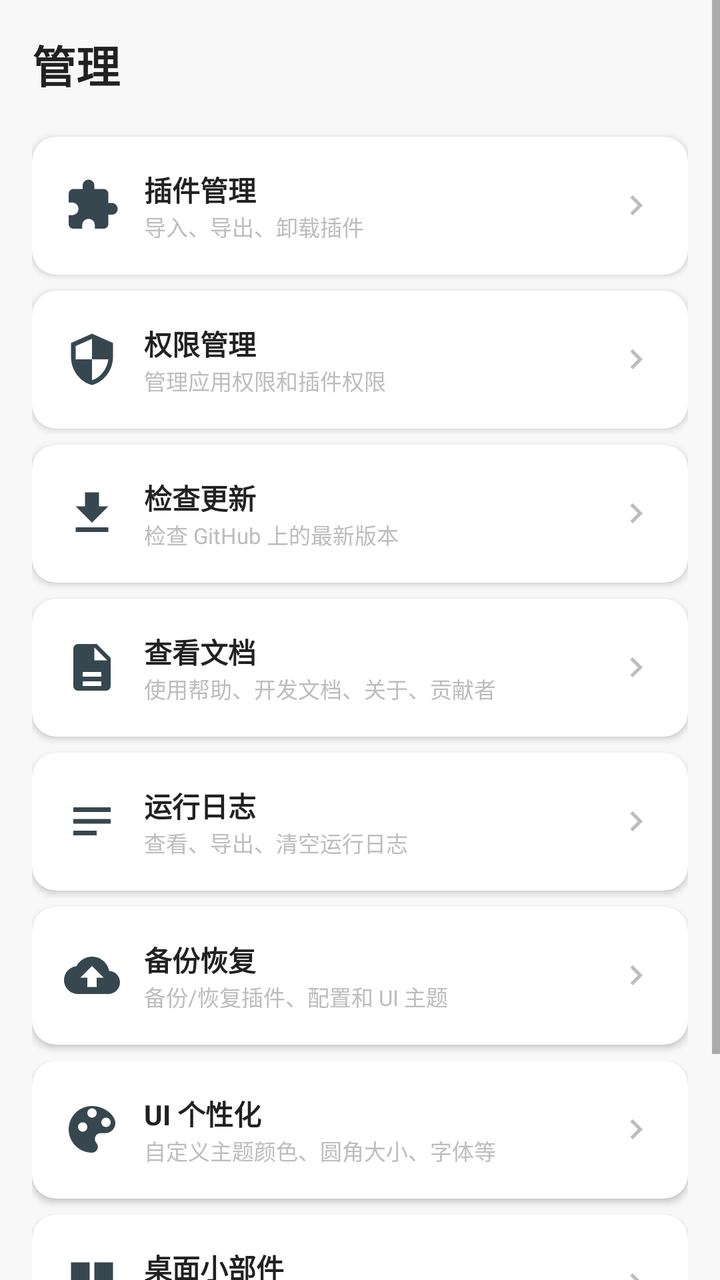
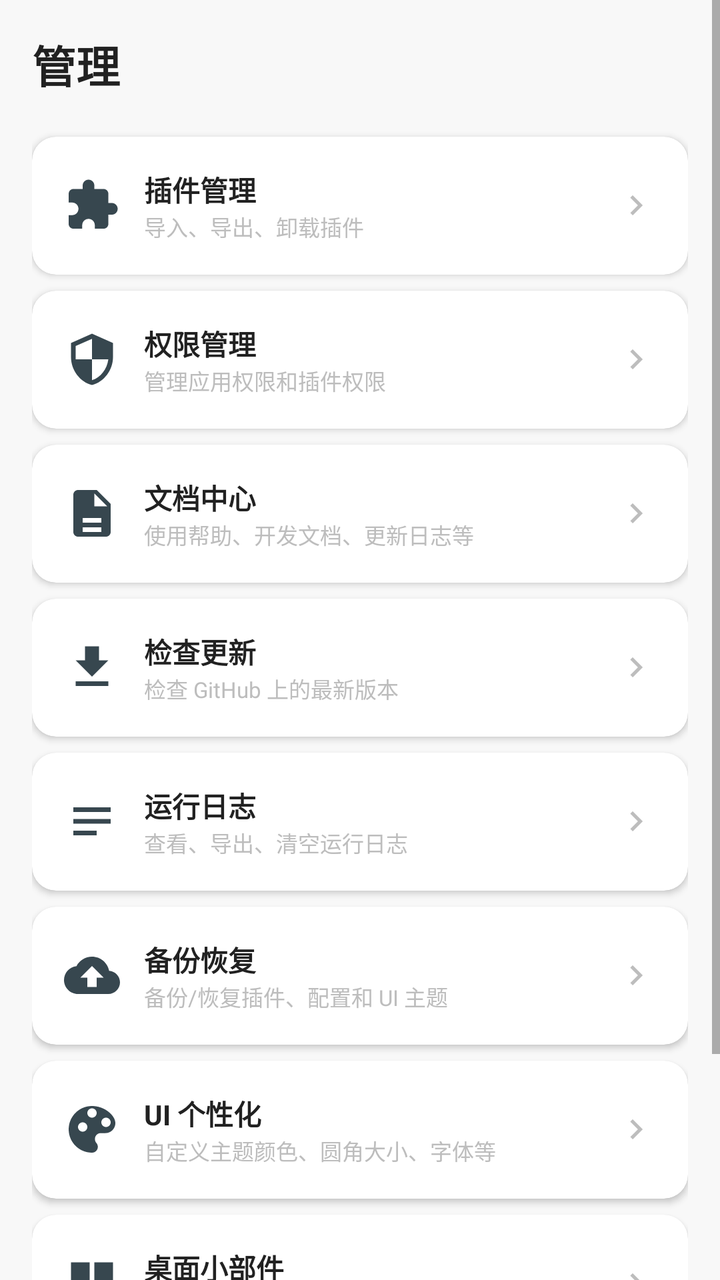

Compare the two renders of this Android layout. The source of the first and the diff that turns it into the second are given below.
<!-- AndroidManifest.xml: application theme Theme.UIN.Tool -->
<!-- res/layout/fragment_manage.xml -->
<?xml version="1.0" encoding="utf-8"?>
<ScrollView xmlns:android="http://schemas.android.com/apk/res/android"
    xmlns:app="http://schemas.android.com/apk/res-auto"
    android:layout_width="match_parent"
    android:layout_height="match_parent"
    android:background="@color/background"
    android:fillViewport="true">

    <LinearLayout
        android:layout_width="match_parent"
        android:layout_height="wrap_content"
        android:orientation="vertical"
        android:padding="@dimen/spacing_lg">

        <TextView
            android:layout_width="match_parent"
            android:layout_height="wrap_content"
            android:text="@string/nav_manage"
            style="@style/TextDisplayLarge"
            android:layout_marginBottom="@dimen/spacing_xl" />

        
        <com.google.android.material.card.MaterialCardView
            android:id="@+id/card_plugin_manage"
            android:layout_width="match_parent"
            android:layout_height="wrap_content"
            android:layout_marginBottom="@dimen/spacing_sm"
            android:clickable="true"
            android:focusable="true"
            android:foreground="?attr/selectableItemBackground"
            app:cardCornerRadius="@dimen/radius_lg"
            app:cardElevation="2dp">

            <LinearLayout
                android:layout_width="match_parent"
                android:layout_height="wrap_content"
                android:orientation="horizontal"
                android:padding="@dimen/card_padding_medium"
                android:gravity="center_vertical">

                <ImageView
                    android:layout_width="@dimen/icon_xlarge"
                    android:layout_height="@dimen/icon_xlarge"
                    android:src="@drawable/ic_extension"
                    android:tint="@color/primary" />

                <LinearLayout
                    android:layout_width="0dp"
                    android:layout_height="wrap_content"
                    android:layout_weight="1"
                    android:orientation="vertical"
                    android:layout_marginStart="@dimen/spacing_md">

                    <TextView
                        android:layout_width="match_parent"
                        android:layout_height="wrap_content"
                        android:text="@string/plugin_management"
                        style="@style/TextSubtitle" />

                    <TextView
                        android:layout_width="match_parent"
                        android:layout_height="wrap_content"
                        android:text="@string/plugin_management_desc"
                        style="@style/TextCaption" />

                </LinearLayout>

                <ImageView
                    android:layout_width="@dimen/icon_medium"
                    android:layout_height="@dimen/icon_medium"
                    android:src="@drawable/ic_chevron_right"
                    android:tint="@color/text_hint" />

            </LinearLayout>

        </com.google.android.material.card.MaterialCardView>

        
        <com.google.android.material.card.MaterialCardView
            android:id="@+id/card_permission"
            android:layout_width="match_parent"
            android:layout_height="wrap_content"
            android:layout_marginBottom="@dimen/spacing_sm"
            android:clickable="true"
            android:focusable="true"
            android:foreground="?attr/selectableItemBackground"
            app:cardCornerRadius="@dimen/radius_lg"
            app:cardElevation="2dp">

            <LinearLayout
                android:layout_width="match_parent"
                android:layout_height="wrap_content"
                android:orientation="horizontal"
                android:padding="@dimen/card_padding_medium"
                android:gravity="center_vertical">

                <ImageView
                    android:layout_width="@dimen/icon_xlarge"
                    android:layout_height="@dimen/icon_xlarge"
                    android:src="@drawable/ic_security"
                    android:tint="@color/primary" />

                <LinearLayout
                    android:layout_width="0dp"
                    android:layout_height="wrap_content"
                    android:layout_weight="1"
                    android:orientation="vertical"
                    android:layout_marginStart="@dimen/spacing_md">

                    <TextView
                        android:layout_width="match_parent"
                        android:layout_height="wrap_content"
                        android:text="@string/permission_management"
                        style="@style/TextSubtitle" />

                    <TextView
                        android:layout_width="match_parent"
                        android:layout_height="wrap_content"
                        android:text="@string/permission_management_desc"
                        style="@style/TextCaption" />

                </LinearLayout>

                <ImageView
                    android:layout_width="@dimen/icon_medium"
                    android:layout_height="@dimen/icon_medium"
                    android:src="@drawable/ic_chevron_right"
                    android:tint="@color/text_hint" />

            </LinearLayout>

        </com.google.android.material.card.MaterialCardView>

        
        <com.google.android.material.card.MaterialCardView
            android:id="@+id/card_update"
            android:layout_width="match_parent"
            android:layout_height="wrap_content"
            android:layout_marginBottom="@dimen/spacing_sm"
            android:clickable="true"
            android:focusable="true"
            android:foreground="?attr/selectableItemBackground"
            app:cardCornerRadius="@dimen/radius_lg"
            app:cardElevation="2dp">

            <LinearLayout
                android:layout_width="match_parent"
                android:layout_height="wrap_content"
                android:orientation="horizontal"
                android:padding="@dimen/card_padding_medium"
                android:gravity="center_vertical">

                <ImageView
                    android:layout_width="@dimen/icon_xlarge"
                    android:layout_height="@dimen/icon_xlarge"
                    android:src="@drawable/ic_update"
                    android:tint="@color/primary" />

                <LinearLayout
                    android:layout_width="0dp"
                    android:layout_height="wrap_content"
                    android:layout_weight="1"
                    android:orientation="vertical"
                    android:layout_marginStart="@dimen/spacing_md">

                    <TextView
                        android:layout_width="match_parent"
                        android:layout_height="wrap_content"
                        android:text="检查更新"
                        style="@style/TextSubtitle" />

                    <TextView
                        android:layout_width="match_parent"
                        android:layout_height="wrap_content"
                        android:text="检查 GitHub 上的最新版本"
                        style="@style/TextCaption" />

                </LinearLayout>

                <ImageView
                    android:layout_width="@dimen/icon_medium"
                    android:layout_height="@dimen/icon_medium"
                    android:src="@drawable/ic_chevron_right"
                    android:tint="@color/text_hint" />

            </LinearLayout>

        </com.google.android.material.card.MaterialCardView>

        
        <com.google.android.material.card.MaterialCardView
            android:id="@+id/card_docs"
            android:layout_width="match_parent"
            android:layout_height="wrap_content"
            android:layout_marginBottom="@dimen/spacing_sm"
            android:clickable="true"
            android:focusable="true"
            android:foreground="?attr/selectableItemBackground"
            app:cardCornerRadius="@dimen/radius_lg"
            app:cardElevation="2dp">

            <LinearLayout
                android:layout_width="match_parent"
                android:layout_height="wrap_content"
                android:orientation="horizontal"
                android:padding="@dimen/card_padding_medium"
                android:gravity="center_vertical">

                <ImageView
                    android:layout_width="@dimen/icon_xlarge"
                    android:layout_height="@dimen/icon_xlarge"
                    android:src="@drawable/ic_document"
                    android:tint="@color/primary" />

                <LinearLayout
                    android:layout_width="0dp"
                    android:layout_height="wrap_content"
                    android:layout_weight="1"
                    android:orientation="vertical"
                    android:layout_marginStart="@dimen/spacing_md">

                    <TextView
                        android:layout_width="match_parent"
                        android:layout_height="wrap_content"
                        android:text="@string/view_docs"
                        style="@style/TextSubtitle" />

                    <TextView
                        android:layout_width="match_parent"
                        android:layout_height="wrap_content"
                        android:text="@string/view_docs_desc"
                        style="@style/TextCaption" />

                </LinearLayout>

                <ImageView
                    android:layout_width="@dimen/icon_medium"
                    android:layout_height="@dimen/icon_medium"
                    android:src="@drawable/ic_chevron_right"
                    android:tint="@color/text_hint" />

            </LinearLayout>

        </com.google.android.material.card.MaterialCardView>

        
        <com.google.android.material.card.MaterialCardView
            android:id="@+id/card_log"
            android:layout_width="match_parent"
            android:layout_height="wrap_content"
            android:layout_marginBottom="@dimen/spacing_sm"
            android:clickable="true"
            android:focusable="true"
            android:foreground="?attr/selectableItemBackground"
            app:cardCornerRadius="@dimen/radius_lg"
            app:cardElevation="2dp">

            <LinearLayout
                android:layout_width="match_parent"
                android:layout_height="wrap_content"
                android:orientation="horizontal"
                android:padding="@dimen/card_padding_medium"
                android:gravity="center_vertical">

                <ImageView
                    android:layout_width="@dimen/icon_xlarge"
                    android:layout_height="@dimen/icon_xlarge"
                    android:src="@drawable/ic_log"
                    android:tint="@color/primary" />

                <LinearLayout
                    android:layout_width="0dp"
                    android:layout_height="wrap_content"
                    android:layout_weight="1"
                    android:orientation="vertical"
                    android:layout_marginStart="@dimen/spacing_md">

                    <TextView
                        android:layout_width="match_parent"
                        android:layout_height="wrap_content"
                        android:text="@string/title_log_viewer"
                        style="@style/TextSubtitle" />

                    <TextView
                        android:layout_width="match_parent"
                        android:layout_height="wrap_content"
                        android:text="@string/runtime_log_desc"
                        style="@style/TextCaption" />

                </LinearLayout>

                <ImageView
                    android:layout_width="@dimen/icon_medium"
                    android:layout_height="@dimen/icon_medium"
                    android:src="@drawable/ic_chevron_right"
                    android:tint="@color/text_hint" />

            </LinearLayout>

        </com.google.android.material.card.MaterialCardView>

        
        <com.google.android.material.card.MaterialCardView
            android:id="@+id/card_backup"
            android:layout_width="match_parent"
            android:layout_height="wrap_content"
            android:layout_marginBottom="@dimen/spacing_sm"
            android:clickable="true"
            android:focusable="true"
            android:foreground="?attr/selectableItemBackground"
            app:cardCornerRadius="@dimen/radius_lg"
            app:cardElevation="2dp">

            <LinearLayout
                android:layout_width="match_parent"
                android:layout_height="wrap_content"
                android:orientation="horizontal"
                android:padding="@dimen/card_padding_medium"
                android:gravity="center_vertical">

                <ImageView
                    android:layout_width="@dimen/icon_xlarge"
                    android:layout_height="@dimen/icon_xlarge"
                    android:src="@drawable/ic_backup"
                    android:tint="@color/primary" />

                <LinearLayout
                    android:layout_width="0dp"
                    android:layout_height="wrap_content"
                    android:layout_weight="1"
                    android:orientation="vertical"
                    android:layout_marginStart="@dimen/spacing_md">

                    <TextView
                        android:layout_width="match_parent"
                        android:layout_height="wrap_content"
                        android:text="@string/title_backup_manager"
                        style="@style/TextSubtitle" />

                    <TextView
                        android:layout_width="match_parent"
                        android:layout_height="wrap_content"
                        android:text="@string/backup_restore_desc"
                        style="@style/TextCaption" />

                </LinearLayout>

                <ImageView
                    android:layout_width="@dimen/icon_medium"
                    android:layout_height="@dimen/icon_medium"
                    android:src="@drawable/ic_chevron_right"
                    android:tint="@color/text_hint" />

            </LinearLayout>

        </com.google.android.material.card.MaterialCardView>

        
        <com.google.android.material.card.MaterialCardView
            android:id="@+id/card_ui_config"
            android:layout_width="match_parent"
            android:layout_height="wrap_content"
            android:layout_marginBottom="@dimen/spacing_sm"
            android:clickable="true"
            android:focusable="true"
            android:foreground="?attr/selectableItemBackground"
            app:cardCornerRadius="@dimen/radius_lg"
            app:cardElevation="2dp">

            <LinearLayout
                android:layout_width="match_parent"
                android:layout_height="wrap_content"
                android:orientation="horizontal"
                android:padding="@dimen/card_padding_medium"
                android:gravity="center_vertical">

                <ImageView
                    android:layout_width="@dimen/icon_xlarge"
                    android:layout_height="@dimen/icon_xlarge"
                    android:src="@drawable/ic_palette"
                    android:tint="@color/primary" />

                <LinearLayout
                    android:layout_width="0dp"
                    android:layout_height="wrap_content"
                    android:layout_weight="1"
                    android:orientation="vertical"
                    android:layout_marginStart="@dimen/spacing_md">

                    <TextView
                        android:layout_width="match_parent"
                        android:layout_height="wrap_content"
                        android:text="@string/ui_customization"
                        style="@style/TextSubtitle" />

                    <TextView
                        android:layout_width="match_parent"
                        android:layout_height="wrap_content"
                        android:text="@string/ui_customization_desc"
                        style="@style/TextCaption" />

                </LinearLayout>

                <ImageView
                    android:layout_width="@dimen/icon_medium"
                    android:layout_height="@dimen/icon_medium"
                    android:src="@drawable/ic_chevron_right"
                    android:tint="@color/text_hint" />

            </LinearLayout>

        </com.google.android.material.card.MaterialCardView>

        
        <com.google.android.material.card.MaterialCardView
            android:id="@+id/card_widget"
            android:layout_width="match_parent"
            android:layout_height="wrap_content"
            android:layout_marginBottom="@dimen/spacing_sm"
            android:clickable="true"
            android:focusable="true"
            android:foreground="?attr/selectableItemBackground"
            app:cardCornerRadius="@dimen/radius_lg"
            app:cardElevation="2dp">

            <LinearLayout
                android:layout_width="match_parent"
                android:layout_height="wrap_content"
                android:orientation="horizontal"
                android:padding="@dimen/card_padding_medium"
                android:gravity="center_vertical">

                <ImageView
                    android:layout_width="@dimen/icon_xlarge"
                    android:layout_height="@dimen/icon_xlarge"
                    android:src="@drawable/ic_widgets"
                    android:tint="@color/primary" />

                <LinearLayout
                    android:layout_width="0dp"
                    android:layout_height="wrap_content"
                    android:layout_weight="1"
                    android:orientation="vertical"
                    android:layout_marginStart="@dimen/spacing_md">

                    <TextView
                        android:layout_width="match_parent"
                        android:layout_height="wrap_content"
                        android:text="@string/desktop_widget"
                        style="@style/TextSubtitle" />

                    <TextView
                        android:layout_width="match_parent"
                        android:layout_height="wrap_content"
                        android:text="@string/desktop_widget_desc"
                        style="@style/TextCaption" />

                </LinearLayout>

                <ImageView
                    android:layout_width="@dimen/icon_medium"
                    android:layout_height="@dimen/icon_medium"
                    android:src="@drawable/ic_chevron_right"
                    android:tint="@color/text_hint" />

            </LinearLayout>

        </com.google.android.material.card.MaterialCardView>

        
        <com.google.android.material.card.MaterialCardView
            android:id="@+id/card_developer"
            android:layout_width="match_parent"
            android:layout_height="wrap_content"
            android:layout_marginBottom="@dimen/spacing_sm"
            android:clickable="true"
            android:focusable="true"
            android:foreground="?attr/selectableItemBackground"
            app:cardCornerRadius="@dimen/radius_lg"
            app:cardElevation="2dp">

            <LinearLayout
                android:layout_width="match_parent"
                android:layout_height="wrap_content"
                android:orientation="horizontal"
                android:padding="@dimen/card_padding_medium"
                android:gravity="center_vertical">

                <ImageView
                    android:layout_width="@dimen/icon_xlarge"
                    android:layout_height="@dimen/icon_xlarge"
                    android:src="@drawable/ic_developer_mode"
                    android:tint="@color/primary" />

                <LinearLayout
                    android:layout_width="0dp"
                    android:layout_height="wrap_content"
                    android:layout_weight="1"
                    android:orientation="vertical"
                    android:layout_marginStart="@dimen/spacing_md">

                    <TextView
                        android:layout_width="match_parent"
                        android:layout_height="wrap_content"
                        android:text="开发者选项"
                        style="@style/TextSubtitle" />

                    <TextView
                        android:layout_width="match_parent"
                        android:layout_height="wrap_content"
                        android:text="签名验证、调试设置等"
                        style="@style/TextCaption" />

                </LinearLayout>

                <ImageView
                    android:layout_width="@dimen/icon_medium"
                    android:layout_height="@dimen/icon_medium"
                    android:src="@drawable/ic_chevron_right"
                    android:tint="@color/text_hint" />

            </LinearLayout>

        </com.google.android.material.card.MaterialCardView>

    </LinearLayout>

</ScrollView>
<!-- resources referenced by this layout -->
<resources>
  <color name="background">#FFF8F8F8</color>
  <color name="primary">#FF37474F</color>
  <color name="text_hint">#FFBDBDBD</color>
  <dimen name="card_padding_medium">16dp</dimen>
  <dimen name="icon_medium">20dp</dimen>
  <dimen name="icon_xlarge">28dp</dimen>
  <dimen name="radius_lg">12dp</dimen>
  <dimen name="spacing_lg">16dp</dimen>
  <dimen name="spacing_md">12dp</dimen>
  <dimen name="spacing_sm">8dp</dimen>
  <dimen name="spacing_xl">20dp</dimen>
  <!-- drawable ic_developer_mode (drawable) -->
  <?xml version="1.0" encoding="utf-8"?>
  <vector xmlns:android="http://schemas.android.com/apk/res/android"
      android:width="24dp"
      android:height="24dp"
      android:viewportWidth="24"
      android:viewportHeight="24">
      <path
          android:fillColor="#FF000000"
          android:pathData="M12,2L2,7l10,5 10,-5 -10,-5zM2,17l10,5 10,-5M2,12l10,5 10,-5"/>
  </vector>
  <!-- drawable ic_log (drawable) -->
  <vector xmlns:android="http://schemas.android.com/apk/res/android"
      android:width="24dp"
      android:height="24dp"
      android:viewportWidth="24"
      android:viewportHeight="24">
      <path
          android:fillColor="#FF000000"
          android:pathData="M4,6h16v2H4V6zm0,5h16v2H4v-2zm0,5h10v2H4v-2z"/>
  </vector>
  <!-- drawable ic_update (drawable) -->
  <vector xmlns:android="http://schemas.android.com/apk/res/android"
      android:width="24dp"
      android:height="24dp"
      android:viewportWidth="24"
      android:viewportHeight="24">
      <path
          android:fillColor="#FF000000"
          android:pathData="M5,20h14v-2H5V20zM19,9h-4V3H9v6H5l7,7L19,9z"/>
  </vector>
  <string name="backup_restore_desc">备份/恢复插件、配置和 UI 主题</string>
  <string name="desktop_widget">桌面小部件</string>
  <string name="desktop_widget_desc">添加桌面小部件，快速启动插件</string>
  <string name="nav_manage">管理</string>
  <string name="permission_management">权限管理</string>
  <string name="permission_management_desc">管理应用权限和插件权限</string>
  <string name="plugin_management">插件管理</string>
  <string name="plugin_management_desc">导入、导出、卸载插件</string>
  <string name="runtime_log_desc">查看、导出、清空运行日志</string>
  <string name="title_backup_manager">备份恢复</string>
  <string name="title_log_viewer">运行日志</string>
  <string name="ui_customization">UI 个性化</string>
  <string name="ui_customization_desc">自定义主题颜色、圆角大小、字体等</string>
  <string name="view_docs">查看文档</string>
  <string name="view_docs_desc">使用帮助、开发文档、关于、贡献者</string>
  <style name="TextCaption">
          <item name="android:textSize">11sp</item>
          <item name="android:textColor">@color/text_hint</item>
      </style>
  <style name="TextDisplayLarge">
          <item name="android:textSize">22sp</item>
          <item name="android:textStyle">bold</item>
          <item name="android:textColor">@color/text_primary</item>
      </style>
  <style name="TextSubtitle">
          <item name="android:textSize">14sp</item>
          <item name="android:textStyle">bold</item>
          <item name="android:textColor">@color/text_primary</item>
      </style>
  <color name="text_primary">#FF212121</color>
  <color name="primary_dark">#FF263238</color>
  <color name="accent">#FF607D8B</color>
  <color name="primary_light">#FF546E7A</color>
  <style name="Widget.UIN.Tool.CardView" parent="Widget.MaterialComponents.CardView">
          <item name="cardCornerRadius">12dp</item>
          <item name="cardElevation">2dp</item>
          <item name="cardBackgroundColor">@color/surface_card</item>
      </style>
  <color name="surface_card">#FFFFFFFF</color>
  <!-- unchanged entries left out for length: 9 -->
</resources>

<!-- the commit's change to res/layout/fragment_manage.xml (unified diff, before → after) -->
@@ -133,6 +133,62 @@
 
         
         <com.google.android.material.card.MaterialCardView
+            android:id="@+id/card_doc_center"
+            android:layout_width="match_parent"
+            android:layout_height="wrap_content"
+            android:layout_marginBottom="@dimen/spacing_sm"
+            android:clickable="true"
+            android:focusable="true"
+            android:foreground="?attr/selectableItemBackground"
+            app:cardCornerRadius="@dimen/radius_lg"
+            app:cardElevation="2dp">
+
+            <LinearLayout
+                android:layout_width="match_parent"
+                android:layout_height="wrap_content"
+                android:orientation="horizontal"
+                android:padding="@dimen/card_padding_medium"
+                android:gravity="center_vertical">
+
+                <ImageView
+                    android:layout_width="@dimen/icon_xlarge"
+                    android:layout_height="@dimen/icon_xlarge"
+                    android:src="@drawable/ic_document"
+                    android:tint="@color/primary" />
+
+                <LinearLayout
+                    android:layout_width="0dp"
+                    android:layout_height="wrap_content"
+                    android:layout_weight="1"
+                    android:orientation="vertical"
+                    android:layout_marginStart="@dimen/spacing_md">
+
+                    <TextView
+                        android:layout_width="match_parent"
+                        android:layout_height="wrap_content"
+                        android:text="@string/doc_center_title"
+                        style="@style/TextSubtitle" />
+
+                    <TextView
+                        android:layout_width="match_parent"
+                        android:layout_height="wrap_content"
+                        android:text="@string/doc_center_desc"
+                        style="@style/TextCaption" />
+
+                </LinearLayout>
+
+                <ImageView
+                    android:layout_width="@dimen/icon_medium"
+                    android:layout_height="@dimen/icon_medium"
+                    android:src="@drawable/ic_chevron_right"
+                    android:tint="@color/text_hint" />
+
+            </LinearLayout>
+
+        </com.google.android.material.card.MaterialCardView>
+
+        
+        <com.google.android.material.card.MaterialCardView
             android:id="@+id/card_update"
             android:layout_width="match_parent"
             android:layout_height="wrap_content"
@@ -166,69 +222,13 @@
                     <TextView
                         android:layout_width="match_parent"
                         android:layout_height="wrap_content"
-                        android:text="检查更新"
-                        style="@style/TextSubtitle" />
-
-                    <TextView
-                        android:layout_width="match_parent"
-                        android:layout_height="wrap_content"
-                        android:text="检查 GitHub 上的最新版本"
-                        style="@style/TextCaption" />
-
-                </LinearLayout>
-
-                <ImageView
-                    android:layout_width="@dimen/icon_medium"
-                    android:layout_height="@dimen/icon_medium"
-                    android:src="@drawable/ic_chevron_right"
-                    android:tint="@color/text_hint" />
-
-            </LinearLayout>
-
-        </com.google.android.material.card.MaterialCardView>
-
-        
-        <com.google.android.material.card.MaterialCardView
-            android:id="@+id/card_docs"
-            android:layout_width="match_parent"
-            android:layout_height="wrap_content"
-            android:layout_marginBottom="@dimen/spacing_sm"
-            android:clickable="true"
-            android:focusable="true"
-            android:foreground="?attr/selectableItemBackground"
-            app:cardCornerRadius="@dimen/radius_lg"
-            app:cardElevation="2dp">
-
-            <LinearLayout
-                android:layout_width="match_parent"
-                android:layout_height="wrap_content"
-                android:orientation="horizontal"
-                android:padding="@dimen/card_padding_medium"
-                android:gravity="center_vertical">
-
-                <ImageView
-                    android:layout_width="@dimen/icon_xlarge"
-                    android:layout_height="@dimen/icon_xlarge"
-                    android:src="@drawable/ic_document"
-                    android:tint="@color/primary" />
-
-                <LinearLayout
-                    android:layout_width="0dp"
-                    android:layout_height="wrap_content"
-                    android:layout_weight="1"
-                    android:orientation="vertical"
-                    android:layout_marginStart="@dimen/spacing_md">
-
-                    <TextView
-                        android:layout_width="match_parent"
-                        android:layout_height="wrap_content"
-                        android:text="@string/view_docs"
-                        style="@style/TextSubtitle" />
-
-                    <TextView
-                        android:layout_width="match_parent"
-                        android:layout_height="wrap_content"
-                        android:text="@string/view_docs_desc"
+                        android:text="@string/check_update"
+                        style="@style/TextSubtitle" />
+
+                    <TextView
+                        android:layout_width="match_parent"
+                        android:layout_height="wrap_content"
+                        android:text="@string/check_update_desc"
                         style="@style/TextCaption" />
 
                 </LinearLayout>
@@ -502,13 +502,13 @@
                     <TextView
                         android:layout_width="match_parent"
                         android:layout_height="wrap_content"
-                        android:text="开发者选项"
-                        style="@style/TextSubtitle" />
-
-                    <TextView
-                        android:layout_width="match_parent"
-                        android:layout_height="wrap_content"
-                        android:text="签名验证、调试设置等"
+                        android:text="@string/developer_options"
+                        style="@style/TextSubtitle" />
+
+                    <TextView
+                        android:layout_width="match_parent"
+                        android:layout_height="wrap_content"
+                        android:text="@string/developer_options_desc"
                         style="@style/TextCaption" />
 
                 </LinearLayout>
<!-- resource entries referenced after the edit -->
@@ -14,13 +14,13 @@
   <!-- drawable ic_developer_mode (drawable) -->
   <?xml version="1.0" encoding="utf-8"?>
   <vector xmlns:android="http://schemas.android.com/apk/res/android"
+      android:height="24dp"
       android:width="24dp"
-      android:height="24dp"
-      android:viewportWidth="24"
-      android:viewportHeight="24">
+      android:viewportWidth="24.0"
+      android:viewportHeight="24.0">
       <path
           android:fillColor="#FF000000"
-          android:pathData="M12,2L2,7l10,5 10,-5 -10,-5zM2,17l10,5 10,-5M2,12l10,5 10,-5"/>
+          android:pathData="M22,9V7H20V5A2,2 0,0 0,18 3H4A2,2 0,0 0,2 5V19A2,2 0,0 0,4 21H18A2,2 0,0 0,20 19V17H22V15H20V13H22V11H20V9H22M18,19H4V5H18V19M6,13H11V17H6V13M12,7H16V10H12V7M6,7H11V12H6V7M12,11H16V17H12V11Z" />
   </vector>
   <!-- drawable ic_log (drawable) -->
   <vector xmlns:android="http://schemas.android.com/apk/res/android"
@@ -43,8 +43,14 @@
           android:pathData="M5,20h14v-2H5V20zM19,9h-4V3H9v6H5l7,7L19,9z"/>
   </vector>
   <string name="backup_restore_desc">备份/恢复插件、配置和 UI 主题</string>
+  <string name="check_update">检查更新</string>
+  <string name="check_update_desc">检查 GitHub 上的最新版本</string>
   <string name="desktop_widget">桌面小部件</string>
   <string name="desktop_widget_desc">添加桌面小部件，快速启动插件</string>
+  <string name="developer_options">开发者选项</string>
+  <string name="developer_options_desc">签名验证、调试设置等</string>
+  <string name="doc_center_desc">使用帮助、开发文档、更新日志等</string>
+  <string name="doc_center_title">文档中心</string>
   <string name="nav_manage">管理</string>
   <string name="permission_management">权限管理</string>
   <string name="permission_management_desc">管理应用权限和插件权限</string>
@@ -55,8 +61,6 @@
   <string name="title_log_viewer">运行日志</string>
   <string name="ui_customization">UI 个性化</string>
   <string name="ui_customization_desc">自定义主题颜色、圆角大小、字体等</string>
-  <string name="view_docs">查看文档</string>
-  <string name="view_docs_desc">使用帮助、开发文档、关于、贡献者</string>
   <style name="TextCaption">
           <item name="android:textSize">11sp</item>
           <item name="android:textColor">@color/text_hint</item>
